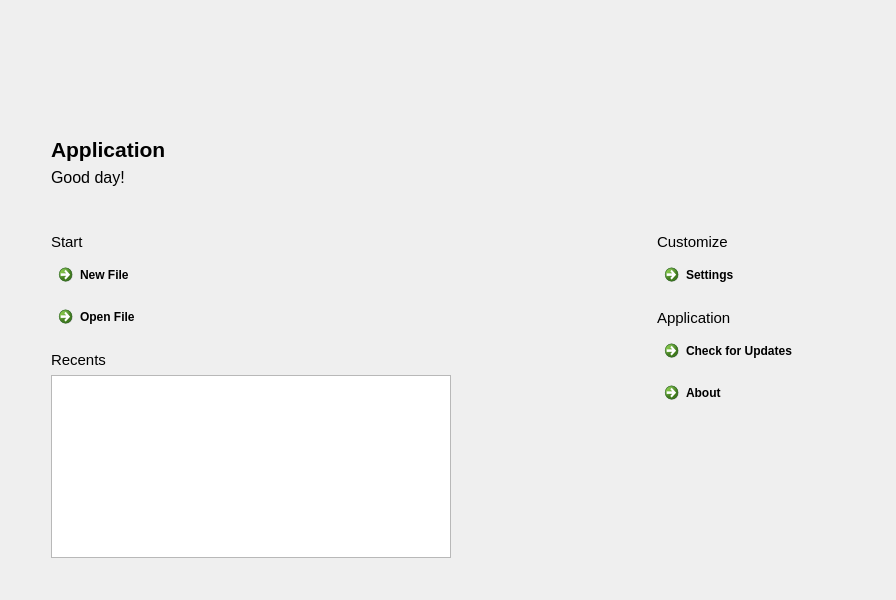
The window that NickvisionApplication/UI/Views/HomePage.ui (NickvisionApps/Application) describes before a commit, drawn with Qt 5.
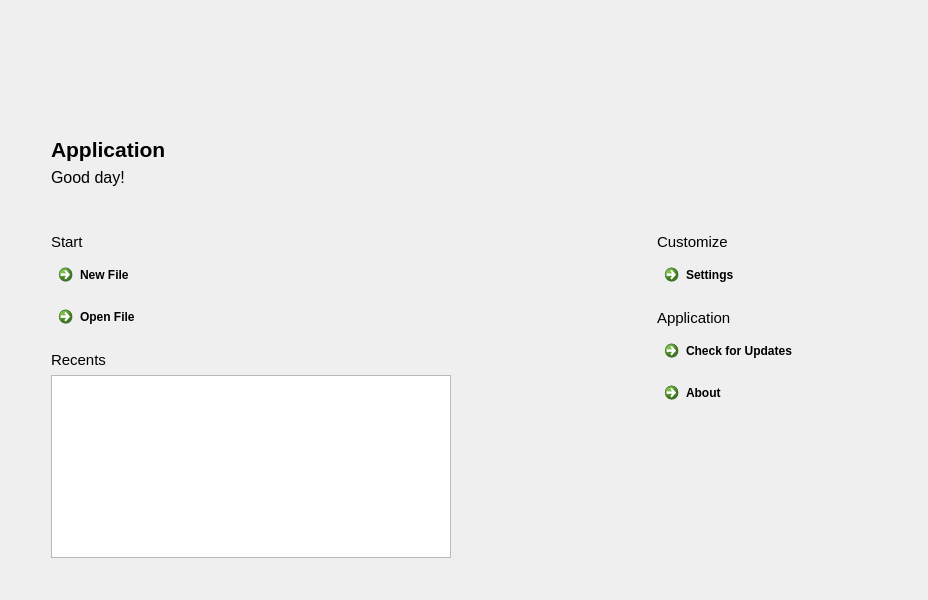
The same window after the commit. Icons and pictures are not drawn.

```diff
--- a/NickvisionApplication/UI/Views/HomePage.ui
+++ b/NickvisionApplication/UI/Views/HomePage.ui
@@ -6,7 +6,7 @@
    <rect>
     <x>0</x>
     <y>0</y>
-    <width>882</width>
+    <width>928</width>
     <height>600</height>
    </rect>
   </property>
```
Left out of the diff: 21 changed lines with no effect on the pictures.
